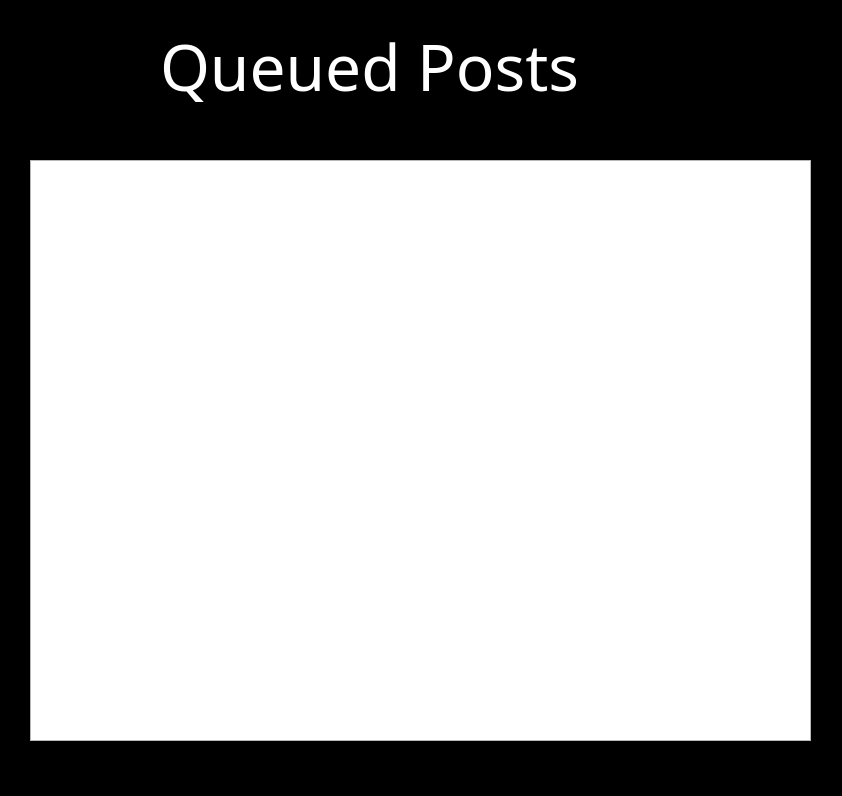
Above: Windows/QueueWindow.ui from Kgg9/Blaze-News-Scraper before the change. Below: the same form after it.
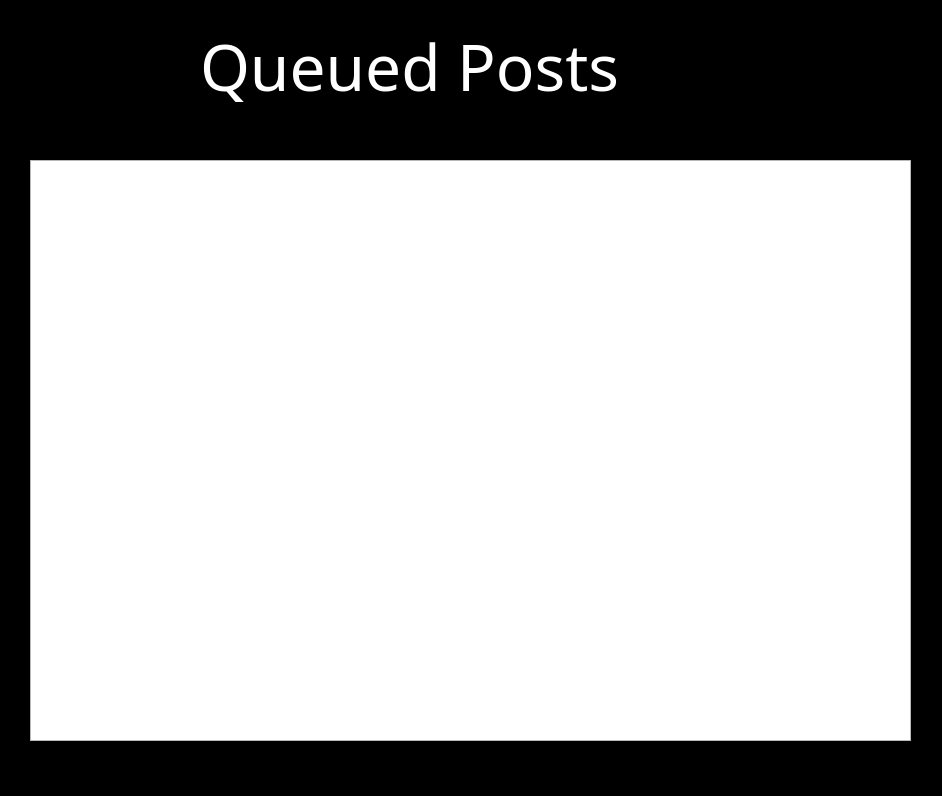
That is the form after the change. Icons and pictures are not drawn.

```diff
--- a/Windows/QueueWindow.ui
+++ b/Windows/QueueWindow.ui
@@ -6,7 +6,7 @@
    <rect>
     <x>0</x>
     <y>0</y>
-    <width>842</width>
+    <width>942</width>
     <height>796</height>
    </rect>
   </property>
@@ -56,7 +56,7 @@
      <rect>
       <x>10</x>
       <y>10</y>
-      <width>781</width>
+      <width>881</width>
       <height>581</height>
      </rect>
     </property>
@@ -68,7 +68,7 @@
   <widget class="QLabel" name="Title">
    <property name="geometry">
     <rect>
-     <x>160</x>
+     <x>200</x>
      <y>10</y>
      <width>591</width>
      <height>111</height>
```
